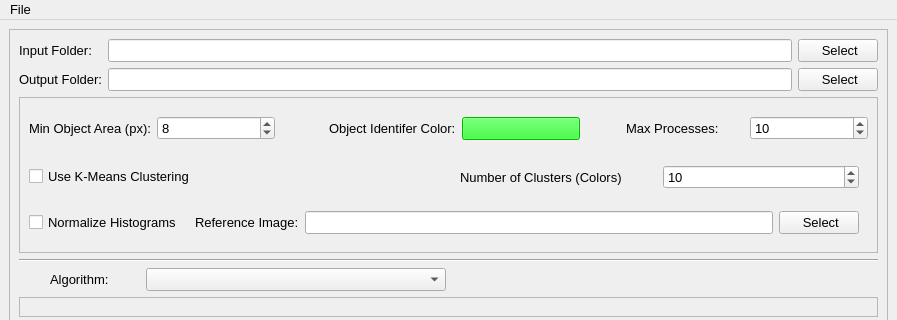
The window that resources/views/MainWindow.ui (crgrove/automated-drone-image-analysis-tool) describes before a commit, drawn with Qt 5; both pictures show x 0 to 897 and y 0 to 320 of the 897 by 840 pixel window.
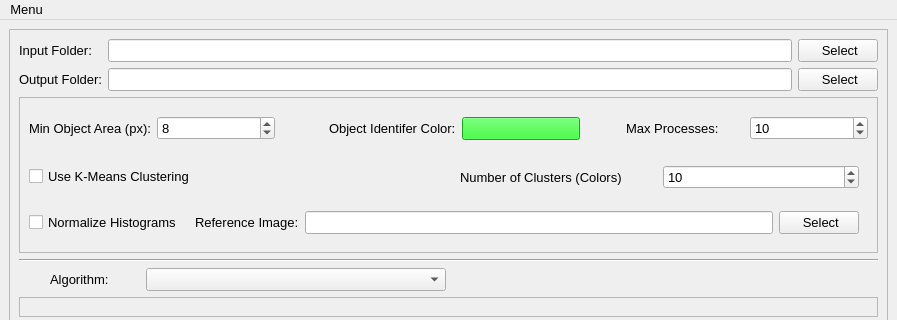
The same window after the commit. Icons and pictures are not drawn.

```diff
--- a/resources/views/MainWindow.ui
+++ b/resources/views/MainWindow.ui
@@ -658,7 +658,7 @@
    </property>
    <widget class="QMenu" name="menuFile">
     <property name="title">
-     <string>File</string>
+     <string>Menu</string>
     </property>
     <addaction name="actionLoadFile"/>
     <addaction name="actionPreferences"/>
```
Left out of the diff: 23 changed lines with no effect on the pictures.
